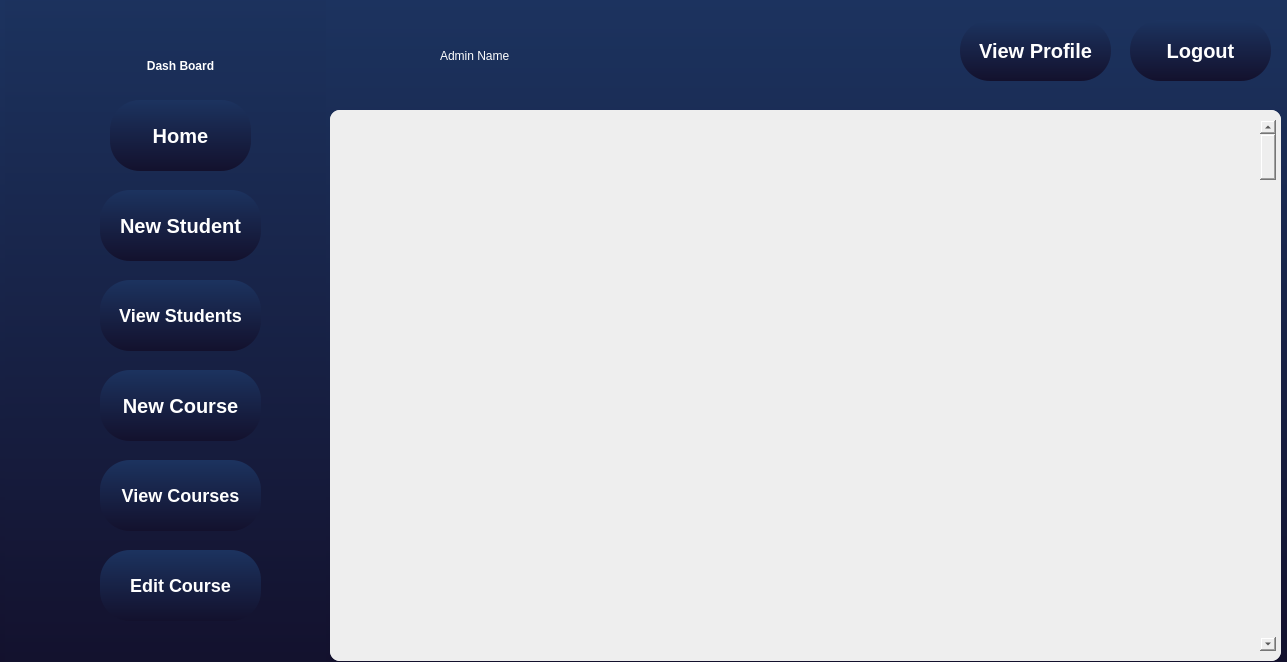
First picture: the form in Qt/adminpage.ui, repository KerollosRady/University-mangament-system, before the edit.
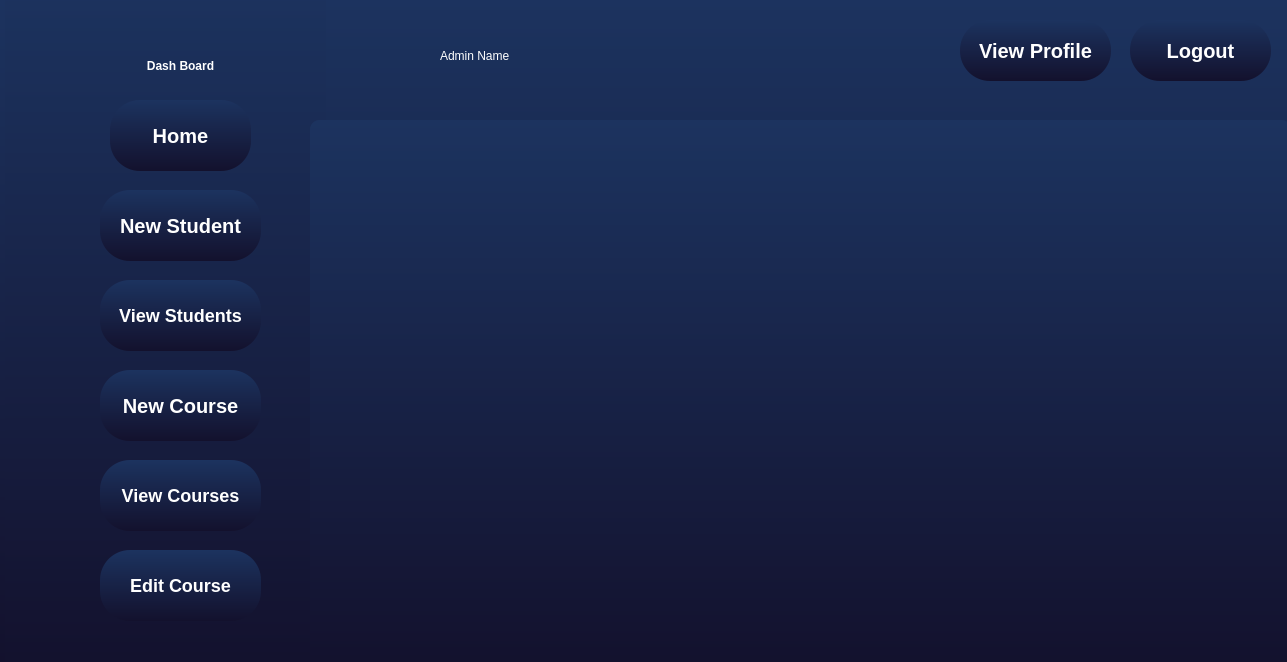
Second picture: the form after the edit.

What changed in the file:
```diff
--- a/Qt/adminpage.ui
+++ b/Qt/adminpage.ui
@@ -10,6 +10,18 @@
     <height>662</height>
    </rect>
   </property>
+  <property name="minimumSize">
+   <size>
+    <width>1287</width>
+    <height>662</height>
+   </size>
+  </property>
+  <property name="maximumSize">
+   <size>
+    <width>1287</width>
+    <height>662</height>
+   </size>
+  </property>
   <property name="windowTitle">
    <string>Dialog</string>
   </property>
@@ -20,14 +32,26 @@
   <widget class="QScrollArea" name="scrollArea">
    <property name="geometry">
     <rect>
-     <x>330</x>
-     <y>110</y>
-     <width>951</width>
+     <x>310</x>
+     <y>120</y>
+     <width>981</width>
      <height>551</height>
     </rect>
    </property>
+   <property name="minimumSize">
+    <size>
+     <width>981</width>
+     <height>551</height>
+    </size>
+   </property>
+   <property name="maximumSize">
+    <size>
+     <width>981</width>
+     <height>551</height>
+    </size>
+   </property>
    <property name="styleSheet">
-    <string notr="true">background-color:#eee;</string>
+    <string notr="true"/>
    </property>
    <property name="widgetResizable">
     <bool>true</bool>
@@ -37,23 +61,10 @@
      <rect>
       <x>0</x>
       <y>0</y>
-      <width>951</width>
+      <width>981</width>
       <height>551</height>
      </rect>
     </property>
-    <widget class="QScrollBar" name="verticalScrollBar">
-     <property name="geometry">
-      <rect>
-       <x>930</x>
-       <y>10</y>
-       <width>16</width>
-       <height>531</height>
-      </rect>
-     </property>
-     <property name="orientation">
-      <enum>Qt::Vertical</enum>
-     </property>
-    </widget>
    </widget>
   </widget>
   <widget class="QListView" name="listView">
```
Left out of the diff: 6 changed lines with no effect on the pictures.
